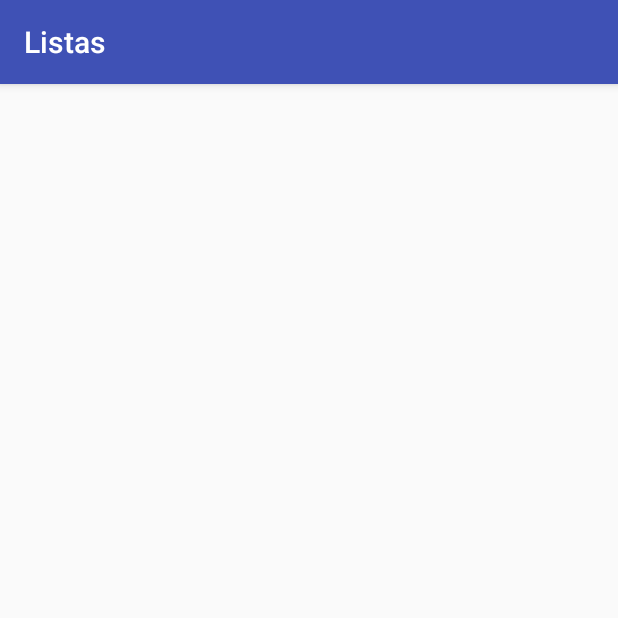
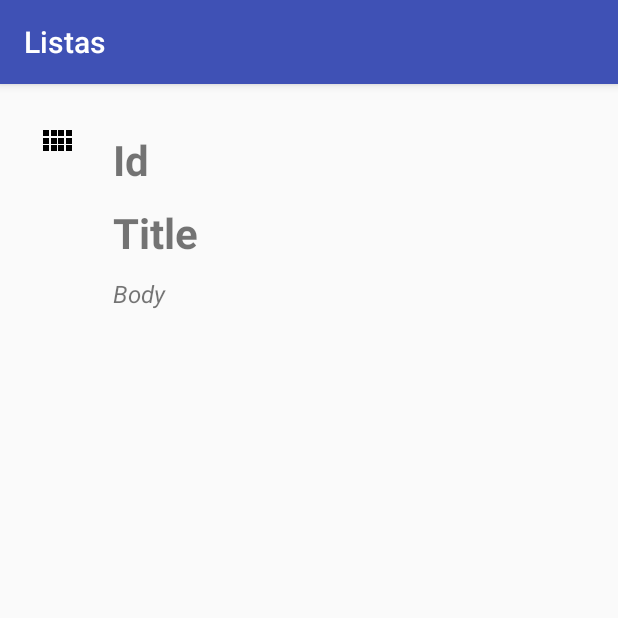
Before and after one commit to juan-castano/Lists, an Android app: the DescripcionPostActivity screen opened directly, with no data from a screen before it, on a phone screen of 412 x 824 dp, the top half of it. Run offline under Robolectric (Android 15) with nearby library versions, the phone set to English and light mode, and no system bars; 5 statements that could not run were skipped.

```diff
--- a/app/src/main/AndroidManifest.xml
+++ b/app/src/main/AndroidManifest.xml
@@ -18,7 +18,7 @@
                 <category android:name="android.intent.category.LAUNCHER" />
             </intent-filter>
         </activity>
-        <activity android:name=".DescripcionPostActivity"></activity>
+        <activity android:name=".activities.DescripcionPostActivity"></activity>
     </application>
 
 </manifest>
--- /dev/null
+++ b/app/src/main/java/xyz/juancastano/listas/activities/DescripcionPostActivity.java
@@ -0,0 +1,43 @@
+package xyz.juancastano.listas.activities;
+
+import android.content.Intent;
+import android.support.v7.app.AppCompatActivity;
+import android.os.Bundle;
+import android.widget.TextView;
+
+import xyz.juancastano.listas.R;
+import xyz.juancastano.listas.models.Post;
+
+public class DescripcionPostActivity extends AppCompatActivity {
+
+    private TextView mDescPostId;
+    private TextView mDescPostTitle;
+    private TextView mDescPostBody;
+
+    @Override
+    protected void onCreate(Bundle savedInstanceState) {
+        super.onCreate(savedInstanceState);
+        setContentView(R.layout.activity_descripcion_post);
+
+        mDescPostId = (TextView) findViewById(R.id.descPostId);
+        mDescPostTitle = (TextView) findViewById(R.id.descPostTitle);
+        mDescPostBody = (TextView) findViewById(R.id.descPostBody);
+
+        Intent intent = getIntent();
+
+        Bundle bundle = intent.getExtras();
+
+        Post post = (Post) bundle.get("POST");
+
+        mDescPostId.setText("ID: " + post.getId());
+        mDescPostTitle.setText(post.getTitle());
+        mDescPostBody.setText(post.getBody());
+
+    }
+
+    @Override
+    public void onBackPressed() {
+        super.onBackPressed();
+        finish();
+    }
+}
--- a/app/src/main/java/xyz/juancastano/listas/Post.java
+++ b/app/src/main/java/xyz/juancastano/listas/models/Post.java
@@ -1,9 +1,11 @@
-package xyz.juancastano.listas;
+package xyz.juancastano.listas.models;
+
+import java.io.Serializable;
 
 /**
  * Created by jcastano on 06/04/16.
  */
-public class Post {
+public class Post implements Serializable{
 
     private int id;
     private String title;
--- a/app/src/main/res/layout/activity_descripcion_post.xml
+++ b/app/src/main/res/layout/activity_descripcion_post.xml
@@ -3,11 +3,54 @@
     xmlns:tools="http://schemas.android.com/tools"
     android:layout_width="match_parent"
     android:layout_height="match_parent"
+    android:orientation="horizontal"
     android:paddingBottom="@dimen/activity_vertical_margin"
     android:paddingLeft="@dimen/activity_horizontal_margin"
     android:paddingRight="@dimen/activity_horizontal_margin"
     android:paddingTop="@dimen/activity_vertical_margin"
-    tools:context="xyz.juancastano.listas.DescripcionPostActivity">
+    tools:context=".activities.DescripcionPostActivity">
+
+    <ImageView
+        android:layout_width="wrap_content"
+        android:layout_height="wrap_content"
+        android:layout_gravity="center_horizontal"
+        android:padding="10dp"
+        android:src="@drawable/ic_view_comfy_black_24dp"/>
+
+    <LinearLayout
+        android:layout_width="wrap_content"
+        android:layout_height="wrap_content"
+        android:padding="10dp"
+        android:orientation="vertical">
+
+        <TextView
+            android:id="@+id/descPostId"
+            android:layout_width="match_parent"
+            android:layout_height="wrap_content"
+            android:textStyle="bold"
+            android:textSize="28dp"
+            android:padding="5dp"
+            android:text="Id"/>
+
+        <TextView
+            android:id="@+id/descPostTitle"
+            android:layout_width="match_parent"
+            android:layout_height="wrap_content"
+            android:textStyle="bold"
+            android:textSize="28dp"
+            android:padding="5dp"
+            android:text="Title"/>
+
+        <TextView
+            android:id="@+id/descPostBody"
+            android:layout_width="match_parent"
+            android:layout_height="wrap_content"
+            android:textStyle="italic"
+            android:textSize="16dp"
+            android:padding="5dp"
+            android:text="Body"/>
+
+    </LinearLayout>
 
 
 
--- a/app/src/main/res/layout/activity_main.xml
+++ b/app/src/main/res/layout/activity_main.xml
@@ -13,7 +13,7 @@
     <fragment
         android:layout_width="wrap_content"
         android:layout_height="wrap_content"
-        android:name="xyz.juancastano.listas.PostFragment"
+        android:name="xyz.juancastano.listas.fragments.PostFragment"
         android:id="@+id/fragment"
         android:layout_gravity="left|top"
         tools:layout="@layout/fragment_post" />
--- a/app/src/main/res/layout/fragment_post.xml
+++ b/app/src/main/res/layout/fragment_post.xml
@@ -2,7 +2,7 @@
     xmlns:tools="http://schemas.android.com/tools"
     android:layout_width="match_parent"
     android:layout_height="match_parent"
-    tools:context="xyz.juancastano.listas.PostFragment">
+    tools:context=".fragments.PostFragment">
 
     <ListView
         android:id="@android:id/list"
```
Also changed, not shown: app/src/main/java/xyz/juancastano/listas/DescripcionPostActivity.java (deleted, +0 -13 lines), app/src/main/java/xyz/juancastano/listas/adapters/PostAdapter.java (renamed from app/src/main/java/xyz/juancastano/listas/PostAdapter.java, +4 -3 lines), app/src/main/java/xyz/juancastano/listas/fragments/PostFragment.java (renamed from app/src/main/java/xyz/juancastano/listas/PostFragment.java, +19 -5 lines), app/src/main/java/xyz/juancastano/listas/loaders/PostLoader.java (renamed from app/src/main/java/xyz/juancastano/listas/PostLoader.java, +5 -15 lines).
